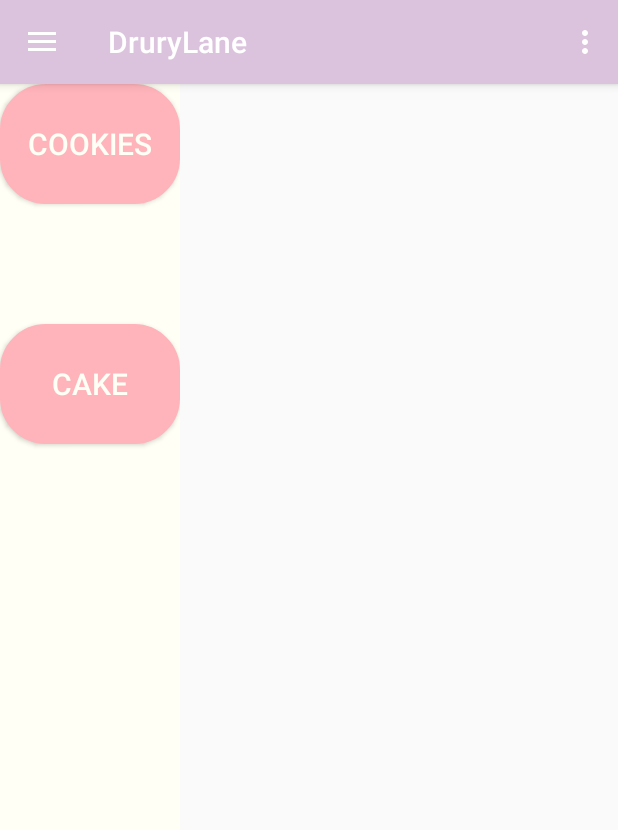
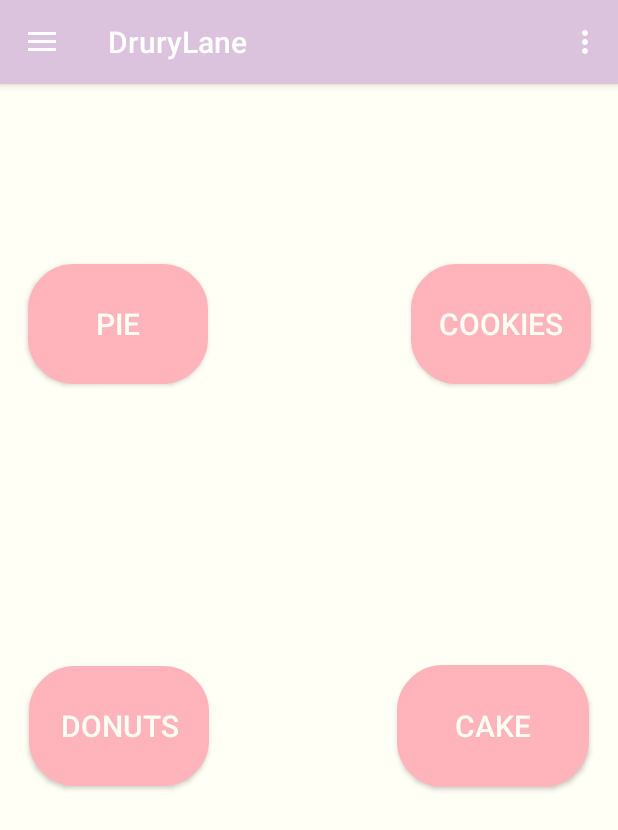
Before and after one commit to Abazzi/AndroidProject, an Android app: the screen it shows after launch (MainActivity), on a phone screen of 412 x 824 dp. Shown: the top 830 px of the screen. Run offline under Robolectric (Android 15) with nearby library versions, the phone set to English and light mode, and no system bars.

Commit message:
Fixed Constraint Layout

```diff
--- a/app/src/main/res/layout/fragment_main.xml
+++ b/app/src/main/res/layout/fragment_main.xml
@@ -1,31 +1,37 @@
 <android.support.constraint.ConstraintLayout xmlns:android="http://schemas.android.com/apk/res/android"
     xmlns:app="http://schemas.android.com/apk/res-auto"
     xmlns:tools="http://schemas.android.com/tools"
-    android:layout_width="wrap_content"
+    android:layout_width="match_parent"
+    android:layout_height="match_parent"
     android:layout_gravity="center"
     android:background="@color/white"
     android:columnCount="4"
     android:rowCount="2"
     tools:context="com.example.adambazzi.drurylane.MainFragment"
-    android:layout_height="match_parent">
+    tools:layout_editor_absoluteY="25dp">
 
     <!-- TODO: Update blank fragment layout -->
 
 
     <Button
         android:id="@+id/cake"
-        android:layout_width="120dp"
-        android:layout_height="80dp"
+        android:layout_width="128dp"
+        android:layout_height="81dp"
         android:layout_alignParentStart="true"
         android:layout_alignParentTop="true"
-        android:layout_marginTop="80dp"
+        android:layout_marginBottom="120dp"
+        android:layout_marginEnd="56dp"
+        android:layout_marginStart="117dp"
+        android:layout_marginTop="8dp"
         android:background="@drawable/button"
         android:text="@string/cake"
         android:textAlignment="center"
         android:textColor="@color/white"
         android:textSize="20sp"
-        app:layout_constraintTop_toBottomOf="@+id/cookies"
-        tools:layout_editor_absoluteX="194dp" />
+        app:layout_constraintBottom_toBottomOf="parent"
+        app:layout_constraintEnd_toEndOf="parent"
+        app:layout_constraintStart_toEndOf="@+id/donuts"
+        app:layout_constraintTop_toBottomOf="@+id/cookies" />
 
     <Button
         android:id="@+id/donuts"
@@ -33,14 +39,19 @@
         android:layout_height="80dp"
         android:layout_alignParentEnd="true"
         android:layout_alignTop="@+id/cake"
-        android:layout_marginEnd="72dp"
-        android:layout_marginTop="80dp"
+        android:layout_marginBottom="120dp"
+        android:layout_marginEnd="8dp"
+        android:layout_marginStart="56dp"
+        android:layout_marginTop="8dp"
         android:background="@drawable/button"
         android:text="@string/donuts"
         android:textAlignment="center"
         android:textColor="@color/white"
         android:textSize="20sp"
+        app:layout_constraintBottom_toBottomOf="parent"
         app:layout_constraintEnd_toStartOf="@+id/cake"
+        app:layout_constraintHorizontal_bias="0.534"
+        app:layout_constraintStart_toStartOf="parent"
         app:layout_constraintTop_toBottomOf="@+id/pie" />
 
     <Button
@@ -49,13 +60,17 @@
         android:layout_height="80dp"
         android:layout_alignStart="@+id/cake"
         android:layout_below="@+id/cake"
+        android:layout_marginEnd="56dp"
+        android:layout_marginStart="127dp"
+        android:layout_marginTop="120dp"
         android:background="@drawable/button"
         android:text="@string/cookies"
         android:textAlignment="center"
         android:textColor="@color/white"
         android:textSize="20sp"
-        tools:layout_editor_absoluteX="194dp"
-        tools:layout_editor_absoluteY="122dp" />
+        app:layout_constraintEnd_toEndOf="parent"
+        app:layout_constraintStart_toEndOf="@+id/pie"
+        app:layout_constraintTop_toTopOf="parent" />
 
     <Button
         android:id="@+id/pie"
@@ -63,12 +78,15 @@
         android:layout_height="80dp"
         android:layout_alignBottom="@+id/cookies"
         android:layout_alignStart="@+id/donuts"
-        android:layout_marginEnd="72dp"
+        android:layout_marginEnd="8dp"
+        android:layout_marginStart="56dp"
+        android:layout_marginTop="120dp"
         android:background="@drawable/button"
         android:text="@string/pie"
         android:textAlignment="center"
         android:textColor="@color/white"
         android:textSize="20sp"
         app:layout_constraintEnd_toStartOf="@+id/cookies"
-        tools:layout_editor_absoluteY="122dp" />
+        app:layout_constraintStart_toStartOf="parent"
+        app:layout_constraintTop_toTopOf="parent" />
 </android.support.constraint.ConstraintLayout>
```
